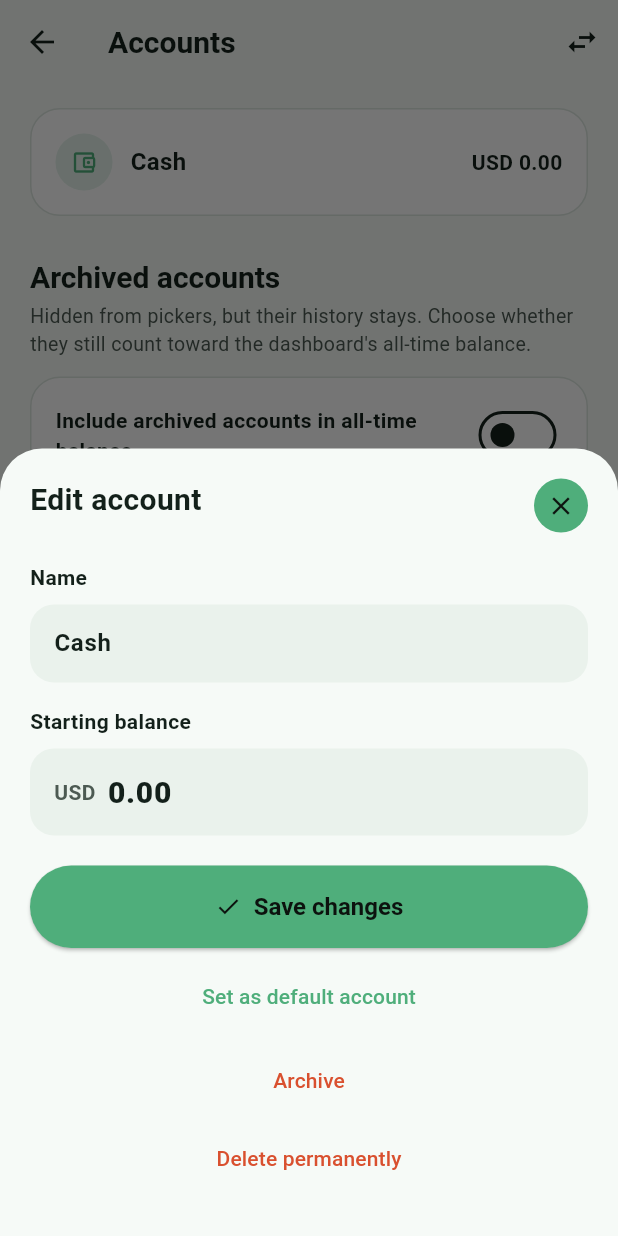
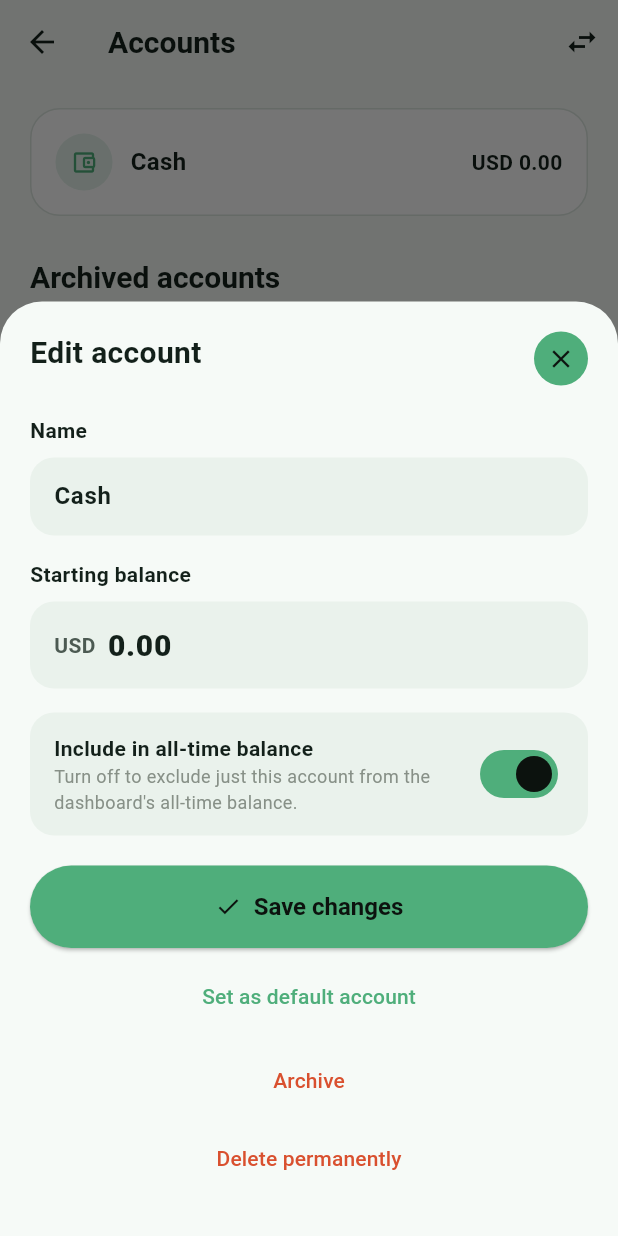
Before and after one commit to GeorgeKawar/money-manager, a Flutter app: the AccountsScreen screen opened directly, after a tap on "Cash", on a phone screen of 412 x 824 dp. Run offline on Flutter 3.47's test engine with Material 3 defaults, Android fonts, the phone set to English and light mode, and no system bars; our stand-ins replace drift, file_picker, fl_chart, flutter_riverpod, rxdart; accounts and stored records are empty; generated files the repository leaves out were written again.

Commit message:
Add per-account all-time-balance inclusion and balance masking (Phase 3)
New Account.include_in_all_time_balance column (default true) lets one
specific account be excluded from the all-time balance regardless of
the existing group-level archived-accounts toggle, surfaced as a
switch in the add/edit account sheet and an "Excluded from total"
badge on the Accounts screen.

New AppSettings.is_balance_masked column plus an eye-icon toggle on
the balance card masks the amount behind dots until revealed.

Both non-nullable columns needed backup-import compatibility fixes,
covered by new regression tests.

Co-Authored-By: Claude Sonnet 5 <noreply@anthropic.com>

```diff
--- a/lib/core/database/database.dart
+++ b/lib/core/database/database.dart
@@ -25,7 +25,7 @@ class AppDatabase extends _$AppDatabase {
   AppDatabase.forTesting(super.executor);
 
   @override
-  int get schemaVersion => 7;
+  int get schemaVersion => 8;
 
   @override
   MigrationStrategy get migration => MigrationStrategy(
@@ -71,6 +71,10 @@ class AppDatabase extends _$AppDatabase {
           if (from < 7) {
             await m.addColumn(notificationRules, notificationRules.fallbackName);
           }
+          if (from < 8) {
+            await m.addColumn(accounts, accounts.includeInAllTimeBalance);
+            await m.addColumn(appSettingsTable, appSettingsTable.isBalanceMasked);
+          }
         },
       );
 
--- a/lib/core/database/tables.dart
+++ b/lib/core/database/tables.dart
@@ -20,6 +20,10 @@ class AppSettingsTable extends Table {
   // transactions count toward it too, for users who want the old
   // behavior back — see docs/features/categories-accounts.md.
   BoolColumn get includeArchivedInAllTimeBalance => boolean().withDefault(const Constant(false))();
+  // Privacy toggle: masks the all-time balance card's amount (e.g. behind a
+  // shoulder-surfer) until tapped to reveal. Added 2026-11-20, user
+  // request. Default false — the balance is shown as it always was.
+  BoolColumn get isBalanceMasked => boolean().withDefault(const Constant(false))();
 }
 
 /// See docs/data-model.md `Account`.
@@ -33,6 +37,14 @@ class Accounts extends Table {
   // Pre-fills the account field on new manual transactions and on new
   // notification rules, per docs/features/categories-accounts.md.
   BoolColumn get isDefault => boolean().withDefault(const Constant(false))();
+  // Per-account override for whether this account counts toward the
+  // dashboard's all-time balance — independent of isArchived (the existing
+  // AppSettings.includeArchivedInAllTimeBalance toggle controls archived
+  // accounts as a group; this lets one specific account, active or
+  // archived, be excluded/included individually). Default true preserves
+  // every pre-existing account's current behavior. Added 2026-11-20, user
+  // request. See TransactionsRepository.watchAllTimeBalanceMinorUnits.
+  BoolColumn get includeInAllTimeBalance => boolean().withDefault(const Constant(true))();
 }
 
 /// See docs/data-model.md `Category`.
--- a/lib/features/accounts/presentation/accounts_screen.dart
+++ b/lib/features/accounts/presentation/accounts_screen.dart
@@ -66,7 +66,9 @@ class AccountsScreen extends ConsumerWidget {
                   Text('Archived accounts', style: Theme.of(context).textTheme.titleLarge),
                   const SizedBox(height: 4),
                   Text(
-                    "Hidden from pickers, but their history stays. Choose whether they still count toward the dashboard's all-time balance.",
+                    "Hidden from pickers, but their history stays. Choose whether they still count toward the "
+                    "dashboard's all-time balance as a group below, or tap an account's own \"Include in "
+                    "all-time balance\" toggle to decide for just that one.",
                     style: TextStyle(color: colors.textSecondary, fontSize: 13),
                   ),
                   const SizedBox(height: 12),
@@ -189,6 +191,20 @@ class _AccountRow extends StatelessWidget {
                       ),
                     ),
                   ],
+                  if (!item.account.includeInAllTimeBalance) ...[
+                    const SizedBox(width: 8),
+                    Container(
+                      padding: const EdgeInsets.symmetric(horizontal: 8, vertical: 3),
+                      decoration: BoxDecoration(
+                        color: colors.textMuted.withValues(alpha: 0.15),
+                        borderRadius: BorderRadius.circular(8),
+                      ),
+                      child: Text(
+                        'Excluded from total',
+                        style: TextStyle(color: colors.textMuted, fontSize: 11, fontWeight: FontWeight.w700),
+                      ),
+                    ),
+                  ],
                 ],
               ),
             ),
--- a/lib/features/accounts/presentation/add_edit_account_sheet.dart
+++ b/lib/features/accounts/presentation/add_edit_account_sheet.dart
@@ -31,6 +31,7 @@ class _AddEditAccountSheet extends ConsumerStatefulWidget {
 class _AddEditAccountSheetState extends ConsumerState<_AddEditAccountSheet> {
   final _nameController = TextEditingController();
   final _balanceController = TextEditingController();
+  late bool _includeInAllTimeBalance;
 
   bool get _isEditing => widget.existing != null;
 
@@ -38,6 +39,7 @@ class _AddEditAccountSheetState extends ConsumerState<_AddEditAccountSheet> {
   void initState() {
     super.initState();
     final existing = widget.existing;
+    _includeInAllTimeBalance = existing?.includeInAllTimeBalance ?? true;
     if (existing != null) {
       _nameController.text = existing.name;
       _balanceController.text = (existing.startingBalanceMinorUnits / 1000).toStringAsFixed(2);
@@ -119,6 +121,32 @@ class _AddEditAccountSheetState extends ConsumerState<_AddEditAccountSheet> {
                   ],
                 ),
               ),
+              const SizedBox(height: 16),
+              SheetFieldBox(
+                child: Row(
+                  children: [
+                    Expanded(
+                      child: Column(
+                        crossAxisAlignment: CrossAxisAlignment.start,
+                        children: [
+                          Text(
+                            'Include in all-time balance',
+                            style: TextStyle(color: colors.textPrimary, fontWeight: FontWeight.w700),
+                          ),
+                          Text(
+                            'Turn off to exclude just this account from the dashboard\'s all-time balance.',
+                            style: TextStyle(color: colors.textMuted, fontSize: 12),
+                          ),
+                        ],
+                      ),
+                    ),
+                    Switch(
+                      value: _includeInAllTimeBalance,
+                      onChanged: (v) => setState(() => _includeInAllTimeBalance = v),
+                    ),
+                  ],
+                ),
+              ),
               const SizedBox(height: 20),
               SizedBox(
                 width: double.infinity,
@@ -184,9 +212,14 @@ class _AddEditAccountSheetState extends ConsumerState<_AddEditAccountSheet> {
         widget.existing!.id,
         name: name,
         startingBalanceMinorUnits: balanceMinorUnits,
+        includeInAllTimeBalance: _includeInAllTimeBalance,
       );
     } else {
-      await repo.addAccount(name: name, startingBalanceMinorUnits: balanceMinorUnits);
+      await repo.addAccount(
+        name: name,
+        startingBalanceMinorUnits: balanceMinorUnits,
+        includeInAllTimeBalance: _includeInAllTimeBalance,
+      );
     }
     if (mounted) Navigator.of(context).pop();
   }
--- a/lib/features/settings/data/settings_repository.dart
+++ b/lib/features/settings/data/settings_repository.dart
@@ -47,6 +47,12 @@ class SettingsRepository {
           AppSettingsTableCompanion(includeArchivedInAllTimeBalance: Value(include)),
         );
   }
+
+  Future<void> setBalanceMasked(bool masked) {
+    return _db.update(_db.appSettingsTable).write(
+          AppSettingsTableCompanion(isBalanceMasked: Value(masked)),
+        );
+  }
 }
 
 final settingsRepositoryProvider = Provider<SettingsRepository>((ref) {
--- a/lib/features/transactions/presentation/transactions_tab.dart
+++ b/lib/features/transactions/presentation/transactions_tab.dart
@@ -137,6 +137,10 @@ class _TransactionsTabState extends ConsumerState<TransactionsTab> {
                           return BalanceCard(
                             balanceMinorUnits: balance,
                             currency: currency,
+                            isMasked: settingsAsync.value?.isBalanceMasked ?? false,
+                            onToggleMask: () => ref
+                                .read(settingsRepositoryProvider)
+                                .setBalanceMasked(!(settingsAsync.value?.isBalanceMasked ?? false)),
                             onTapAdjust: () => _showAdjustBalanceSheet(
                               context,
                               ref,
```
Also changed, not shown: lib/features/accounts/data/accounts_repository.dart (+13 -2 lines), lib/features/backup/data/backup_repository.dart (+10 -4 lines), lib/features/transactions/data/transactions_repository.dart (+22 -15 lines), lib/features/transactions/presentation/widgets/balance_card.dart (+37 -1 lines), lib/core/database/database.g.dart, 6 other files.
